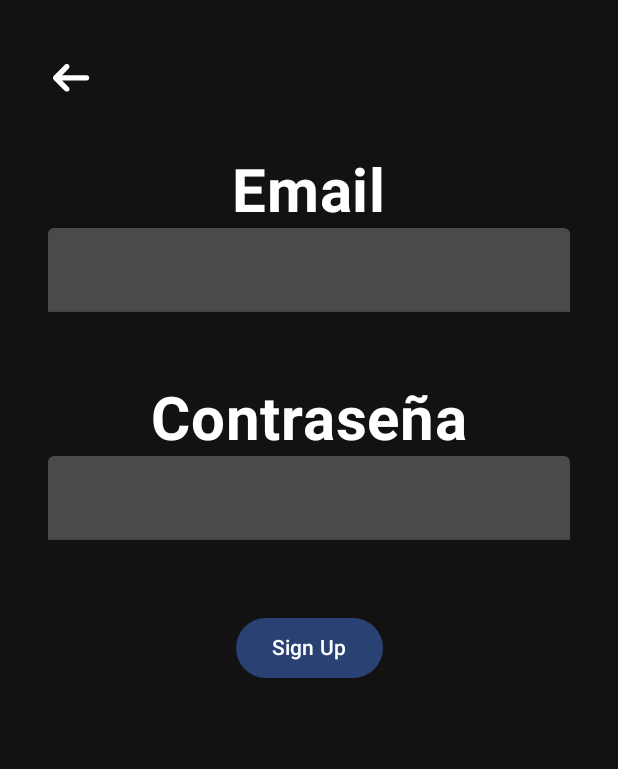
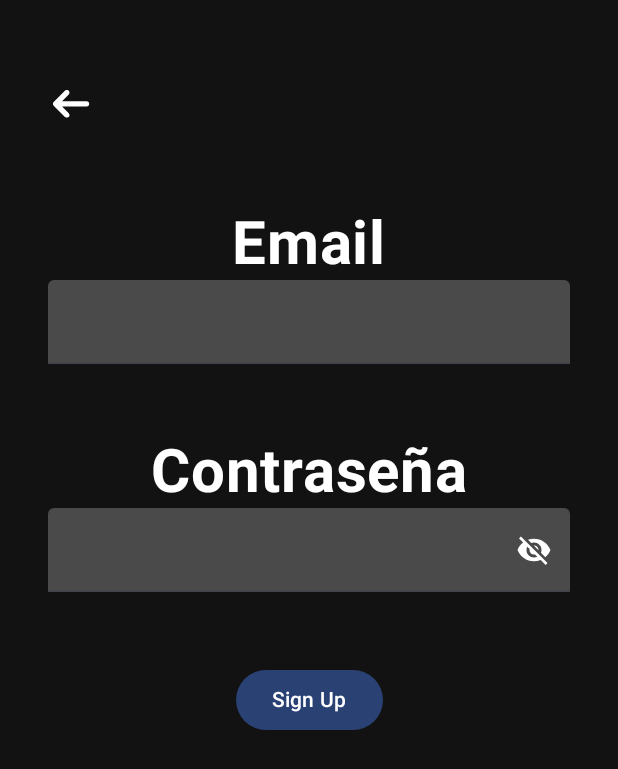
Before and after one commit to AIEP-FOLDER/DespachoAiep, an Android app built with Jetpack Compose: the SignUpScreen screen opened through its navigation route, on a phone screen of 412 x 824 dp. Shown: the top 769 px of the screen. Run offline under Robolectric (Android 15) with nearby library versions, the phone set to English and light mode, and no system bars; our stand-ins replace Firebase (no records; nobody signed in at launch, a user with empty details on screens opened directly); pictures from the network do not load.

Commit message:
modificando el login, añadiendo registro con email y login con email, ademas de ocultar contraseña en el input.

```diff
--- a/app/build.gradle.kts
+++ b/app/build.gradle.kts
@@ -81,4 +81,7 @@ dependencies {
 
     //splashscreen
     implementation(libs.androidx.core.splashscreen)
+
+    implementation(libs.androidx.material.icons.extended)
+
 }
--- a/app/src/main/java/com/lll/despachoaiep/NavigationWrapper.kt
+++ b/app/src/main/java/com/lll/despachoaiep/NavigationWrapper.kt
@@ -5,7 +5,6 @@ import androidx.navigation.NavHostController
 import androidx.navigation.compose.NavHost
 import androidx.navigation.compose.composable
 import com.google.firebase.auth.FirebaseAuth
-import com.google.firebase.firestore.FirebaseFirestore
 import com.lll.despachoaiep.presentation.home.HomeScreen
 import com.lll.despachoaiep.presentation.initial.InitialScreen
 import com.lll.despachoaiep.presentation.login.LoginScreen
@@ -32,10 +31,13 @@ fun NavigationWrapper(
 
         }
         composable("logIn") {
-            LoginScreen(auth){ navHostController.navigate("PageHome") }
+            LoginScreen(
+                auth = auth,
+                navController = navHostController,
+                navigateToHome = { navHostController.navigate("home") })
         }
         composable("signUp") {
-            SignUpScreen(auth)
+            SignUpScreen(auth = auth, navController = navHostController)
         }
         composable("home") {
             HomeScreen(
--- /dev/null
+++ b/app/src/main/java/com/lll/despachoaiep/presentation/components/PasswordInputField.kt
@@ -0,0 +1,48 @@
+package com.lll.despachoaiep.presentation.components
+
+import androidx.compose.foundation.clickable
+import androidx.compose.foundation.layout.fillMaxWidth
+import androidx.compose.material.icons.Icons
+import androidx.compose.material.icons.filled.Visibility
+import androidx.compose.material.icons.filled.VisibilityOff
+import androidx.compose.material3.Icon
+import androidx.compose.material3.TextField
+import androidx.compose.material3.TextFieldDefaults
+import androidx.compose.runtime.Composable
+import androidx.compose.runtime.getValue
+import androidx.compose.runtime.mutableStateOf
+import androidx.compose.runtime.remember
+import androidx.compose.runtime.setValue
+import androidx.compose.ui.Modifier
+import androidx.compose.ui.graphics.Color
+import androidx.compose.ui.text.input.PasswordVisualTransformation
+import androidx.compose.ui.text.input.VisualTransformation
+import com.lll.despachoaiep.ui.theme.SelectedField
+import com.lll.despachoaiep.ui.theme.UnselectedField
+
+@Composable
+fun PasswordInputField(
+    password: String, onPasswordChange: (String) -> Unit, modifier: Modifier = Modifier
+) {
+    var passwordVisible by remember { mutableStateOf(false) }
+
+    TextField(
+        value = password,
+        onValueChange = onPasswordChange,
+        modifier = modifier.fillMaxWidth(),
+        visualTransformation = if (passwordVisible) VisualTransformation.None else PasswordVisualTransformation(),
+        trailingIcon = {
+            val icon = if (passwordVisible) Icons.Filled.Visibility else Icons.Filled.VisibilityOff
+            val description = if (passwordVisible) "Ocultar contraseña" else "Mostrar contraseña"
+
+            Icon(
+                imageVector = icon,
+                contentDescription = description,
+                tint = Color.White,
+                modifier = Modifier.clickable { passwordVisible = !passwordVisible })
+        },
+        colors = TextFieldDefaults.colors(
+            unfocusedContainerColor = UnselectedField, focusedContainerColor = SelectedField
+        )
+    )
+}
--- a/app/src/main/java/com/lll/despachoaiep/presentation/initial/InicialScreen.kt
+++ b/app/src/main/java/com/lll/despachoaiep/presentation/initial/InicialScreen.kt
@@ -76,10 +76,23 @@ fun InitialScreen(
         Text("Despacho AIEP", color = Color.White, fontSize = 38.sp, fontWeight = FontWeight.Bold)
         Spacer(modifier = Modifier.weight(1f))
 
+        // register with email
+        Button(
+            onClick = { navigateToSignUp() },
+            modifier = Modifier
+                .fillMaxWidth()
+                .height(48.dp)
+                .padding(horizontal = 32.dp),
+            colors = ButtonDefaults.buttonColors(containerColor = Green)
+        ) {
+            Text(text = "Sign up", color = Black)
+        }
+        Spacer(modifier = Modifier.weight(1f))
+        // google
         CustomButton(
             modifier = Modifier,
             painterResource(id = R.drawable.google),
-            "Continue with Google ",
+            "Continue with Google",
             onClick = {
                 scope.launch {
                     val success = googleClient.signIn()
@@ -90,6 +103,16 @@ fun InitialScreen(
             }
         )
         Spacer(modifier = Modifier.height(8.dp))
+
+        // login with email
+        Text(
+            text = "Log In",
+            color = Color.White,
+            modifier = Modifier
+                .padding(24.dp)
+                .clickable { navigateToLogin() },
+            fontWeight = FontWeight.Bold
+        )
         Spacer(modifier = Modifier.weight(1f))
 
     }
--- a/app/src/main/java/com/lll/despachoaiep/presentation/signup/SignUpScreen.kt
+++ b/app/src/main/java/com/lll/despachoaiep/presentation/signup/SignUpScreen.kt
@@ -2,6 +2,7 @@ package com.lll.despachoaiep.presentation.signup
 
 import android.util.Log
 import androidx.compose.foundation.background
+import androidx.compose.foundation.clickable
 import androidx.compose.foundation.layout.Column
 import androidx.compose.foundation.layout.Row
 import androidx.compose.foundation.layout.Spacer
@@ -12,6 +13,9 @@ import androidx.compose.foundation.layout.padding
 import androidx.compose.foundation.layout.size
 import androidx.compose.material3.Button
 import androidx.compose.material3.Icon
+import androidx.compose.material3.Scaffold
+import androidx.compose.material3.SnackbarHost
+import androidx.compose.material3.SnackbarHostState
 import androidx.compose.material3.Text
 import androidx.compose.material3.TextField
 import androidx.compose.material3.TextFieldDefaults
@@ -19,6 +23,7 @@ import androidx.compose.runtime.Composable
 import androidx.compose.runtime.getValue
 import androidx.compose.runtime.mutableStateOf
 import androidx.compose.runtime.remember
+import androidx.compose.runtime.rememberCoroutineScope
 import androidx.compose.runtime.setValue
 import androidx.compose.ui.Alignment
 import androidx.compose.ui.Modifier
@@ -28,14 +33,18 @@ import androidx.compose.ui.text.font.FontWeight
 import androidx.compose.ui.tooling.preview.Preview
 import androidx.compose.ui.unit.dp
 import androidx.compose.ui.unit.sp
+import androidx.navigation.NavHostController
 import com.google.firebase.auth.FirebaseAuth
 import com.lll.despachoaiep.R
 import com.lll.despachoaiep.ui.theme.Black
 import com.lll.despachoaiep.ui.theme.SelectedField
 import com.lll.despachoaiep.ui.theme.UnselectedField
+import com.google.firebase.auth.FirebaseAuthUserCollisionException
+import com.lll.despachoaiep.presentation.components.PasswordInputField
+import kotlinx.coroutines.launch
 
 @Composable
-fun SignUpScreen(auth: FirebaseAuth) {
+fun SignUpScreen(auth: FirebaseAuth, navController: NavHostController) {
     var email by remember {
         mutableStateOf("")
     }
@@ -43,8 +52,18 @@ fun SignUpScreen(auth: FirebaseAuth) {
     var password by remember {
         mutableStateOf("")
     }
+
+    val snackbarHostState = remember { SnackbarHostState() }
+    val scope = rememberCoroutineScope()
+
+    Scaffold(
+        modifier = Modifier.fillMaxSize(),
+        snackbarHost = { SnackbarHost(snackbarHostState) }
+    ) { padding ->
+
         Column(
             modifier = Modifier
+                .padding(padding)
                 .fillMaxSize()
                 .background(Black)
                 .padding(horizontal = 32.dp),
@@ -57,8 +76,11 @@ fun SignUpScreen(auth: FirebaseAuth) {
                     contentDescription = "",
                     tint = Color.White,
                     modifier = Modifier
-                    .padding(vertical = 36.dp)
+                        .padding(vertical = 53.dp)
                         .size(32.dp)
+                        .clickable {
+                            navController.popBackStack()
+                        }
                 )
                 Spacer(modifier = Modifier.weight(1f))
             }
@@ -75,13 +97,12 @@ fun SignUpScreen(auth: FirebaseAuth) {
             )
             Spacer(Modifier.height(48.dp))
             Text("Contraseña", color = Color.White, fontWeight = FontWeight.Bold, fontSize = 40.sp)
-        TextField(
-            value = password, onValueChange = { password = it }, modifier = Modifier.fillMaxWidth(),
-            colors = TextFieldDefaults.colors(
-                unfocusedContainerColor = UnselectedField,
-                focusedContainerColor = SelectedField
+
+            PasswordInputField(
+                password = password,
+                onPasswordChange = { password = it }
             )
-        )
+
             Spacer(Modifier.height(48.dp))
             Button(onClick = {
 
@@ -91,14 +112,41 @@ fun SignUpScreen(auth: FirebaseAuth) {
                     if (task.isSuccessful) {
                         // Registrado
                         Log.i("Matias", "Registro [OK]")
+                        navController.navigate("logIn") {
+                            popUpTo("signUp") { inclusive = true }
+                        }
+
                     } else {
+                        val exception = task.exception
+                        val errorMessage = when (exception) {
+                            is FirebaseAuthUserCollisionException -> {
+                                scope.launch {
+                                    snackbarHostState.showSnackbar("Este correo ya está registrado. Redirigiendo al login...")
+                                }
+                                navController.navigate("logIn") {
+                                    popUpTo("signUp") { inclusive = true }
+                                }
+                                null // ya redirigimos
+                            }
+
+                            else -> {
+                                scope.launch {
+                                    snackbarHostState.showSnackbar("Error al registrar: ${exception?.message}")
+                                }
+                                null
+                            }
+                        }
+
+
                         // error
                         Log.i("Matias", "Registro [KO]")
+
 
                     }
                 }
             }) {
                 Text("Sign Up")
+            }
         }
     }
 }
--- a/gradle/libs.versions.toml
+++ b/gradle/libs.versions.toml
@@ -15,6 +15,7 @@ gmsGoogleServices = "4.4.2"
 firebaseAuth = "24.0.1"
 crashlytics = "3.0.2"
 
+materialIconsExtended = "1.7.8"
 navigationCompose = "2.7.7"
 coil = "2.7.0"
 
@@ -31,6 +32,7 @@ playServicesLocation = "21.0.1"
 [libraries]
 androidx-core-ktx = { group = "androidx.core", name = "core-ktx", version.ref = "coreKtx" }
 androidx-core-splashscreen = { module = "androidx.core:core-splashscreen", version.ref = "coreSplashscreen" }
+androidx-material-icons-extended = { module = "androidx.compose.material:material-icons-extended", version.ref = "materialIconsExtended" }
 junit = { group = "junit", name = "junit", version.ref = "junit" }
 androidx-junit = { group = "androidx.test.ext", name = "junit", version.ref = "junitVersion" }
 androidx-espresso-core = { group = "androidx.test.espresso", name = "espresso-core", version.ref = "espressoCore" }
```
Also changed, not shown: app/src/main/java/com/lll/despachoaiep/presentation/login/LoginScreen.kt (+36 -16 lines). Lines whose indentation alone changed are shown as unchanged.
